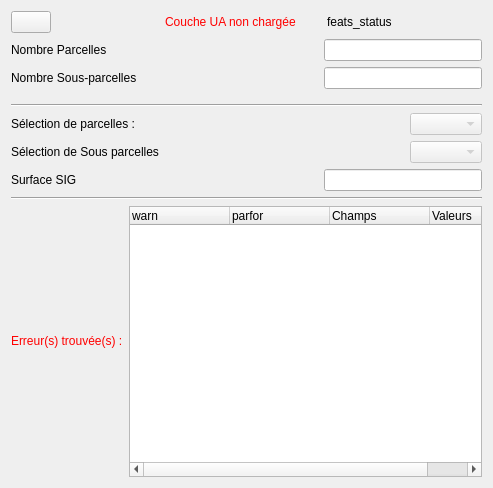
Above: qsequoia2/modules/ua_checker/ua_checker.ui from SequoiApp/Qsequoia2 before the change. Below: the same form after it.
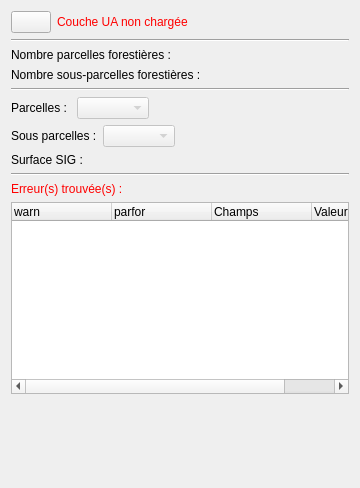
That is the form after the change.

Commit message: remove Qtimer, UI simplification

Patch:
```diff
--- a/qsequoia2/modules/ua_checker/ua_checker.ui
+++ b/qsequoia2/modules/ua_checker/ua_checker.ui
@@ -6,15 +6,17 @@
    <rect>
     <x>0</x>
     <y>0</y>
-    <width>493</width>
+    <width>360</width>
     <height>488</height>
    </rect>
   </property>
   <property name="windowTitle">
    <string>Form</string>
   </property>
-  <layout class="QFormLayout" name="formLayout_2">
-   <item row="0" column="0">
+  <layout class="QVBoxLayout" name="verticalLayout">
+   <item>
+    <layout class="QHBoxLayout" name="hbox_topbar">
+     <item>
     <widget class="QPushButton" name="btn_refresh">
      <property name="toolTip">
       <string>&lt;html&gt;&lt;head/&gt;&lt;body&gt;&lt;p&gt;Recharger la couche UA&lt;/p&gt;&lt;/body&gt;&lt;/html&gt;</string>
@@ -24,8 +26,6 @@
      </property>
     </widget>
    </item>
-   <item row="0" column="1">
-    <layout class="QHBoxLayout" name="horizontalLayout">
      <item>
       <widget class="QLabel" name="lbl_ua_status">
        <property name="text">
@@ -34,25 +34,7 @@
       </widget>
      </item>
      <item>
-      <widget class="QLabel" name="lbl_feats_status">
-       <property name="text">
-        <string>feats_status</string>
-       </property>
-      </widget>
-     </item>
-    </layout>
-   </item>
-   <item row="2" column="0">
-    <widget class="QLabel" name="lbl_pf_2">
-     <property name="text">
-      <string>Nombre Parcelles</string>
-     </property>
-    </widget>
-   </item>
-   <item row="2" column="1">
-    <layout class="QHBoxLayout" name="hbox_nb_pf" stretch="0,0">
-     <item>
-      <spacer name="horizontalSpacer_2">
+      <spacer name="hspace_topbar">
        <property name="orientation">
         <enum>Qt::Horizontal</enum>
        </property>
@@ -64,80 +46,54 @@
        </property>
       </spacer>
      </item>
+    </layout>
+   </item>
      <item>
-      <widget class="QLineEdit" name="le_nb_pf">
-       <property name="enabled">
-        <bool>true</bool>
-       </property>
-       <property name="toolTip">
-        <string>&lt;html&gt;&lt;head/&gt;&lt;body&gt;&lt;p&gt;Nombre de parcelles qui composent la forêt&lt;/p&gt;&lt;/body&gt;&lt;/html&gt;</string>
-       </property>
+    <widget class="Line" name="line_3">
        <property name="styleSheet">
-        <string notr="true">QLineEdit[readOnly=&quot;true&quot;] {
-    background-color: #efefef;
-    color: #666;
-    border: 1px solid #c8c8c8;
-}</string>
-       </property>
-       <property name="readOnly">
-        <bool>true</bool>
+      <string notr="true">color: rgb(0, 0, 0);</string>
+     </property>
+     <property name="orientation">
+      <enum>Qt::Horizontal</enum>
        </property>
       </widget>
      </item>
-    </layout>
-   </item>
-   <item row="3" column="0">
-    <widget class="QLabel" name="lbl_sspf_2">
+   <item>
+    <widget class="QLabel" name="lbl_nb_pf">
+     <property name="mouseTracking">
+      <bool>true</bool>
+     </property>
      <property name="text">
-      <string>Nombre Sous-parcelles</string>
+      <string>Nombre parcelles forestières :</string>
      </property>
     </widget>
    </item>
-   <item row="3" column="1">
-    <layout class="QHBoxLayout" name="hbox_nb_sspf">
      <item>
-      <spacer name="horizontalSpacer_3">
-       <property name="orientation">
-        <enum>Qt::Horizontal</enum>
-       </property>
-       <property name="sizeHint" stdset="0">
-        <size>
-         <width>40</width>
-         <height>20</height>
-        </size>
-       </property>
-      </spacer>
-     </item>
-     <item>
-      <widget class="QLineEdit" name="le_nb_sspf">
-       <property name="enabled">
+    <widget class="QLabel" name="lbl_nb_sspf">
+     <property name="mouseTracking">
         <bool>true</bool>
        </property>
-       <property name="toolTip">
-        <string>&lt;html&gt;&lt;head/&gt;&lt;body&gt;&lt;p&gt;Nombre de sous parcelles qui composent la forêt&lt;/p&gt;&lt;/body&gt;&lt;/html&gt;</string>
-       </property>
-       <property name="styleSheet">
-        <string notr="true">QLineEdit[readOnly=&quot;true&quot;] {
-    background-color: #efefef;
-    color: #666;
-    border: 1px solid #c8c8c8;
-}</string>
-       </property>
-       <property name="readOnly">
-        <bool>true</bool>
-       </property>
-      </widget>
-     </item>
-    </layout>
-   </item>
-   <item row="6" column="0" colspan="2">
+     <property name="text">
+      <string>Nombre sous-parcelles forestières :</string>
+     </property>
+     <property name="textInteractionFlags">
+      <set>Qt::LinksAccessibleByKeyboard|Qt::LinksAccessibleByMouse|Qt::TextBrowserInteraction|Qt::TextSelectableByKeyboard|Qt::TextSelectableByMouse</set>
+     </property>
+    </widget>
+   </item>
+   <item>
     <widget class="Line" name="line">
      <property name="orientation">
       <enum>Qt::Horizontal</enum>
      </property>
     </widget>
    </item>
-   <item row="7" column="0">
+   <item>
+    <layout class="QHBoxLayout" name="hbox_pf" stretch="0,0,0">
+     <property name="spacing">
+      <number>6</number>
+     </property>
+     <item>
     <widget class="QLabel" name="lbl_pf">
      <property name="enabled">
       <bool>true</bool>
@@ -149,82 +105,74 @@
       </sizepolicy>
      </property>
      <property name="text">
-      <string>Sélection de parcelles : </string>
-     </property>
-    </widget>
-   </item>
-   <item row="7" column="1">
-    <layout class="QHBoxLayout" name="horizontalLayout_2">
-     <item>
-      <spacer name="horizontalSpacer_4">
-       <property name="orientation">
-        <enum>Qt::Horizontal</enum>
-       </property>
-       <property name="sizeHint" stdset="0">
-        <size>
-         <width>40</width>
-         <height>20</height>
-        </size>
-       </property>
-      </spacer>
+        <string>Parcelles : </string>
+       </property>
+      </widget>
      </item>
      <item>
       <widget class="QComboBox" name="cb_pf">
        <property name="enabled">
         <bool>false</bool>
        </property>
+       <property name="sizePolicy">
+        <sizepolicy hsizetype="Minimum" vsizetype="Fixed">
+         <horstretch>0</horstretch>
+         <verstretch>0</verstretch>
+        </sizepolicy>
+       </property>
       </widget>
      </item>
+     <item>
+      <spacer name="hspace_pf">
+       <property name="orientation">
+        <enum>Qt::Horizontal</enum>
+       </property>
+       <property name="sizeHint" stdset="0">
+        <size>
+         <width>40</width>
+         <height>20</height>
+        </size>
+       </property>
+      </spacer>
+     </item>
     </layout>
    </item>
-   <item row="8" column="0">
+   <item>
+    <layout class="QHBoxLayout" name="hbox_sspf" stretch="0,0,0">
+     <property name="spacing">
+      <number>6</number>
+     </property>
+     <item>
     <widget class="QLabel" name="lbl_sspf">
      <property name="enabled">
       <bool>true</bool>
      </property>
+       <property name="sizePolicy">
+        <sizepolicy hsizetype="Minimum" vsizetype="Preferred">
+         <horstretch>0</horstretch>
+         <verstretch>0</verstretch>
+        </sizepolicy>
+       </property>
      <property name="text">
-      <string>Sélection de Sous parcelles</string>
-     </property>
-    </widget>
-   </item>
-   <item row="8" column="1">
-    <layout class="QHBoxLayout" name="horizontalLayout_3">
-     <item>
-      <spacer name="horizontalSpacer">
-       <property name="orientation">
-        <enum>Qt::Horizontal</enum>
-       </property>
-       <property name="sizeHint" stdset="0">
-        <size>
-         <width>40</width>
-         <height>20</height>
-        </size>
-       </property>
-      </spacer>
+        <string>Sous parcelles :</string>
+       </property>
+      </widget>
      </item>
      <item>
       <widget class="QComboBox" name="cb_sspf">
        <property name="enabled">
         <bool>false</bool>
        </property>
-      </widget>
-     </item>
-    </layout>
-   </item>
-   <item row="9" column="0">
-    <widget class="QLabel" name="lbl_surf">
-     <property name="enabled">
-      <bool>true</bool>
-     </property>
-     <property name="text">
-      <string>Surface SIG</string>
-     </property>
-    </widget>
-   </item>
-   <item row="9" column="1">
-    <layout class="QHBoxLayout" name="hbox_surf">
+       <property name="sizePolicy">
+        <sizepolicy hsizetype="Minimum" vsizetype="Fixed">
+         <horstretch>0</horstretch>
+         <verstretch>0</verstretch>
+        </sizepolicy>
+       </property>
+      </widget>
+     </item>
      <item>
-      <spacer name="horizontalSpacer_5">
+      <spacer name="hspace_sspf">
        <property name="orientation">
         <enum>Qt::Horizontal</enum>
        </property>
@@ -236,37 +184,28 @@
        </property>
       </spacer>
      </item>
-     <item>
-      <widget class="QLineEdit" name="le_surf">
-       <property name="enabled">
-        <bool>true</bool>
-       </property>
-       <property name="toolTip">
-        <string>&lt;html&gt;&lt;head/&gt;&lt;body&gt;&lt;p&gt;Surface SIG de la sous-parcelle forestière&lt;/p&gt;&lt;/body&gt;&lt;/html&gt;</string>
-       </property>
-       <property name="styleSheet">
-        <string notr="true">QLineEdit[readOnly=&quot;true&quot;] {
-    background-color: #efefef;
-    color: #666;
-    border: 1px solid #c8c8c8;
-}</string>
-       </property>
-       <property name="readOnly">
-        <bool>true</bool>
-       </property>
-      </widget>
-     </item>
     </layout>
    </item>
-   <item row="14" column="0" colspan="2">
+   <item>
+    <widget class="QLabel" name="lbl_surf_sig">
+     <property name="mouseTracking">
+      <bool>true</bool>
+     </property>
+     <property name="text">
+      <string>Surface SIG :</string>
+     </property>
+     <property name="textInteractionFlags">
+      <set>Qt::LinksAccessibleByKeyboard|Qt::LinksAccessibleByMouse|Qt::TextBrowserInteraction|Qt::TextSelectableByKeyboard|Qt::TextSelectableByMouse</set>
+     </property>
+    </widget>
+   </item>
+   <item>
     <widget class="Line" name="line_2">
      <property name="orientation">
       <enum>Qt::Horizontal</enum>
      </property>
     </widget>
    </item>
-   <item row="15" column="0" colspan="2">
-    <layout class="QHBoxLayout" name="hbox_tree_checker">
      <item>
       <widget class="QLabel" name="lbl_errors">
        <property name="text">
@@ -275,6 +214,8 @@
       </widget>
      </item>
      <item>
+    <layout class="QHBoxLayout" name="hbox_tree_checker">
+     <item>
       <widget class="QTreeWidget" name="tree_checker">
        <column>
         <property name="text">
@@ -300,12 +241,18 @@
      </item>
     </layout>
    </item>
-   <item row="5" column="0">
-    <widget class="Line" name="line_3">
+   <item>
+    <spacer name="vspace_bottom">
      <property name="orientation">
-      <enum>Qt::Horizontal</enum>
+      <enum>Qt::Vertical</enum>
      </property>
-    </widget>
+     <property name="sizeHint" stdset="0">
+      <size>
+       <width>20</width>
+       <height>40</height>
+      </size>
+     </property>
+    </spacer>
    </item>
   </layout>
  </widget>
```
Left out of the diff: 3 changed lines with no effect on the pictures. Lines whose indentation alone changed are shown as unchanged. The commit also changes 2 other files.
